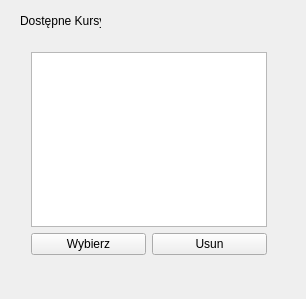
The window that ProjektZPR/startmenu.ui (mdaniluk/SuperMemo-App) describes before a commit, drawn with Qt 5.
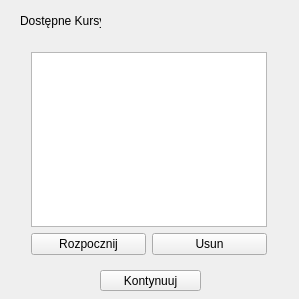
The same window after the commit.

Commit message: continue nie dziala

What changed in the file:
```diff
--- a/ProjektZPR/startmenu.ui
+++ b/ProjektZPR/startmenu.ui
@@ -6,7 +6,7 @@
    <rect>
     <x>0</x>
     <y>0</y>
-    <width>306</width>
+    <width>299</width>
     <height>299</height>
    </rect>
   </property>
@@ -44,7 +44,7 @@
       <item>
        <widget class="QPushButton" name="choose">
         <property name="text">
-         <string>Wybierz</string>
+         <string>Rozpocznij</string>
         </property>
        </widget>
       </item>
@@ -59,6 +59,19 @@
     </item>
    </layout>
   </widget>
+  <widget class="QPushButton" name="continueButton">
+   <property name="geometry">
+    <rect>
+     <x>100</x>
+     <y>270</y>
+     <width>101</width>
+     <height>21</height>
+    </rect>
+   </property>
+   <property name="text">
+    <string>Kontynuuj</string>
+   </property>
+  </widget>
   <zorder>layoutWidget</zorder>
   <zorder>label</zorder>
  </widget>
```
Left out of the diff: 5 changed lines with no effect on the pictures. The commit also changes 12 other files.
